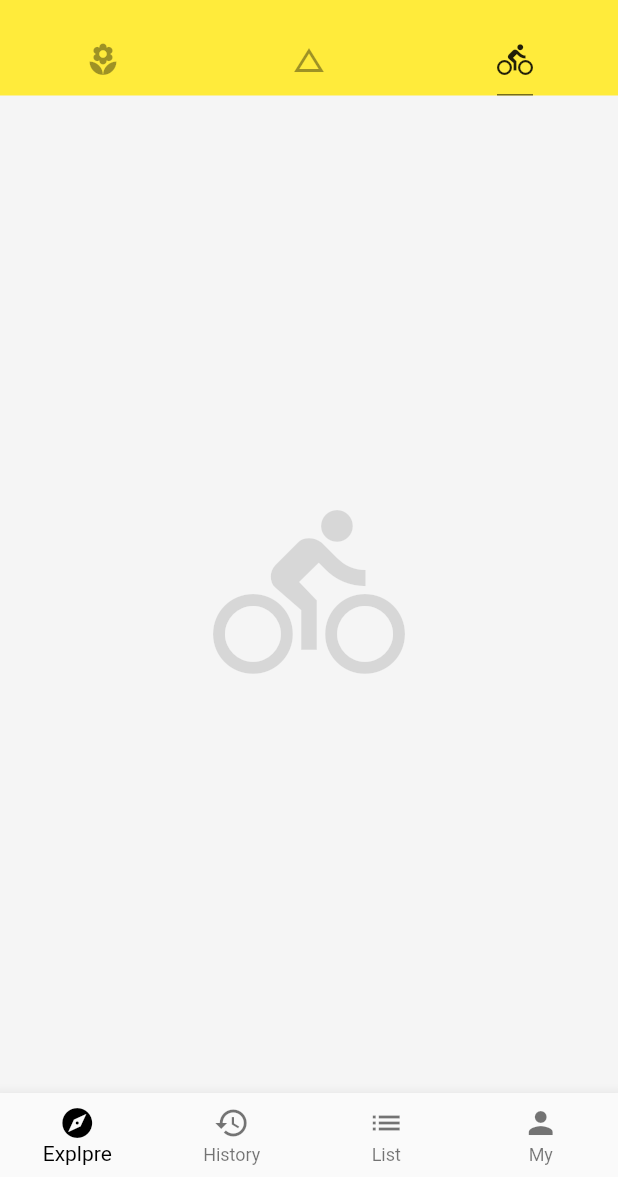
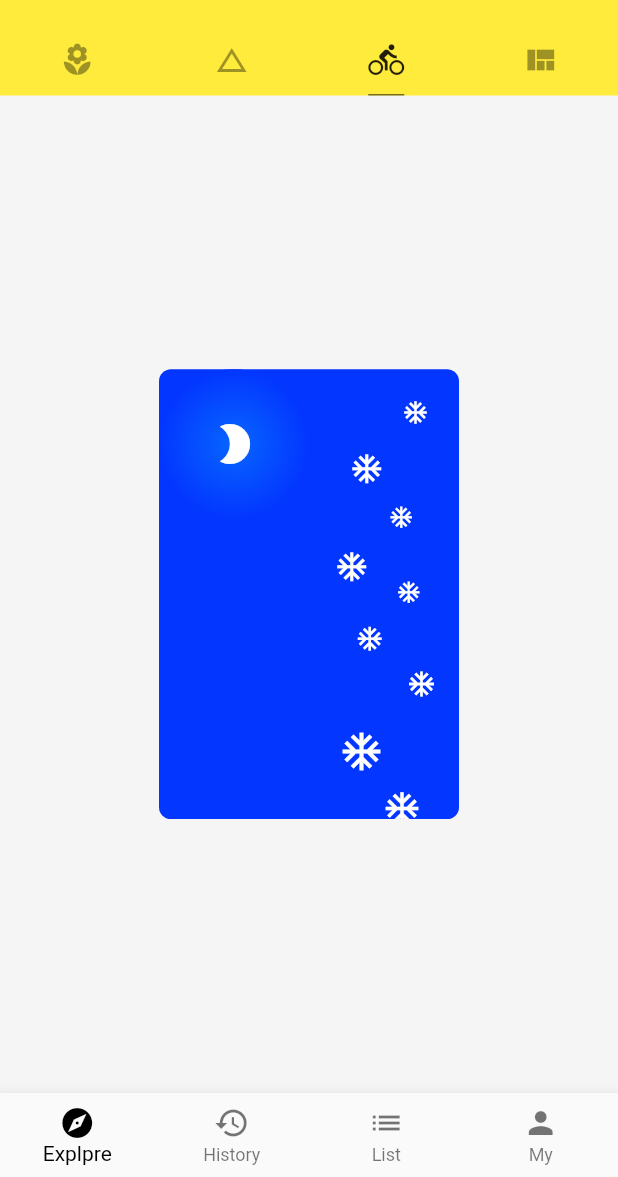
Before and after one commit to TianYu1022/flutterApp, a Flutter app: the screen it shows after launch, tab 3 chosen, on a phone screen of 412 x 824 dp, the part 59-1236 px from its top. Run offline on Flutter 3.47's test engine with Material 2 defaults, Android fonts, the phone set to English and light mode, and no system bars; network calls fail.

Commit message:
【模块】基础控件 【内容】主轴 交叉轴 PageView | GridView | SliverList | SliverGrid

```diff
--- a/lib/demo/basic_demo.dart
+++ b/lib/demo/basic_demo.dart
@@ -1,6 +1,4 @@
 import 'package:flutter/material.dart';
-
-import 'package:flutter/cupertino.dart';
 
 class BasicDemo extends StatelessWidget {
   @override
--- a/lib/demo/drawer_demo.dart
+++ b/lib/demo/drawer_demo.dart
@@ -1,4 +1,3 @@
-import 'package:flutter/cupertino.dart';
 import 'package:flutter/material.dart';
 
 class DrawerDemo extends StatelessWidget {
--- /dev/null
+++ b/lib/demo/layout_demo.dart
@@ -0,0 +1,161 @@
+import 'package:flutter/material.dart';
+
+class LayoutDemo extends StatelessWidget {
+  @override
+  Widget build(BuildContext context) {
+    return StackDemo();
+  }
+}
+
+///可设置最大 最小 宽高的 盒子
+class ConstrainedBoxDemo extends StatelessWidget {
+  @override
+  Widget build(BuildContext context) {
+    return Container(
+      child: Column(
+        mainAxisAlignment: MainAxisAlignment.center,
+        children: <Widget>[
+          ConstrainedBox(
+              constraints: BoxConstraints(
+                  maxHeight: 200.0,
+                  maxWidth: 200.0
+              ),
+              child: Container(
+                color: Color.fromRGBO(3, 54, 255, 1.0),
+              ))
+        ],
+      ),
+    );
+  }
+}
+
+///宽高比
+class AspecyDemo extends StatelessWidget {
+  @override
+  Widget build(BuildContext context) {
+    return Container(
+      child: Column(
+        mainAxisAlignment: MainAxisAlignment.center,
+        children: <Widget>[
+          AspectRatio(
+            aspectRatio: 16.0 / 9.0,
+            child: Container(
+              color: Color.fromRGBO(3, 54, 255, 1.0),
+            ),
+          )
+        ],
+      ),
+    );
+  }
+}
+
+///一摞 witget
+class StackDemo extends StatelessWidget {
+  @override
+  Widget build(BuildContext context) {
+    return Container(
+      child: Column(
+        //spaceAround 均分控件
+        mainAxisAlignment: MainAxisAlignment.center,
+        children: [
+          Stack(
+            alignment: Alignment.topLeft, //对齐方式
+            children: [
+              SizedBox(
+                width: 200.0,
+                height: 300.0,
+                child: Container(
+                  alignment: Alignment(0.0, 0.0),
+                  decoration: BoxDecoration(
+                    color: Color.fromRGBO(3, 54, 255, 1.0),
+                    borderRadius: BorderRadius.circular(8.0),
+                  ),
+                ),
+              ),
+              Positioned(
+                right: 20.0,
+                top: 20.0,
+                child: Icon(Icons.ac_unit, color: Colors.white, size: 18.0),
+              ),
+              Positioned(
+                right: 50.0,
+                top: 55.0,
+                child: Icon(Icons.ac_unit, color: Colors.white, size: 23.0),
+              ),
+              Positioned(
+                right: 30.0,
+                top: 90.0,
+                child: Icon(Icons.ac_unit, color: Colors.white, size: 17.0),
+              ),
+              Positioned(
+                right: 60.0,
+                top: 120.0,
+                child: Icon(Icons.ac_unit, color: Colors.white, size: 23.0),
+              ),
+              Positioned(
+                right: 25.0,
+                top: 140.0,
+                child: Icon(Icons.ac_unit, color: Colors.white, size: 17.0),
+              ),
+              Positioned(
+                right: 50.0,
+                top: 170.0,
+                child: Icon(Icons.ac_unit, color: Colors.white, size: 19.0),
+              ),
+              Positioned(
+                right: 15.0,
+                top: 200.0,
+                child: Icon(Icons.ac_unit, color: Colors.white, size: 20.0),
+              ),
+              Positioned(
+                right: 50.0,
+                top: 240.0,
+                child: Icon(Icons.ac_unit, color: Colors.white, size: 30.0),
+              ),
+              Positioned(
+                right: 25.0,
+                top: 280.0,
+                child: Icon(Icons.ac_unit, color: Colors.white, size: 26.0),
+              ),
+              SizedBox(height: 20.0),
+              SizedBox(
+                width: 100.0,
+                height: 100.0,
+                child: Container(
+                  decoration: BoxDecoration(
+                      color: Color.fromRGBO(3, 54, 255, 1.0),
+                      shape: BoxShape.circle,
+                      gradient: RadialGradient( //镜像渐变
+                          colors: [
+                            Color.fromRGBO(7, 102, 255, 1.0),
+                            Color.fromRGBO(3, 54, 255, 1.0)
+                          ])),
+                  child:
+                  Icon(Icons.brightness_2, color: Colors.white, size: 32.0),
+                ),
+              ),
+            ],
+          )
+        ],
+      ),
+    );
+  }
+}
+
+///自定义 可重复使用的徽章 widget
+class IconBadge extends StatelessWidget {
+  final IconData icon;
+  final double size;
+
+  IconBadge(this.icon, {this.size = 32.0});
+
+  @override
+  Widget build(BuildContext context) {
+    return Container(
+      child: Icon(icon, size: size, color: Colors.white),
+      width: size + 60,
+      height: size + 60,
+      color: Color.fromRGBO(3, 54, 255, 1.0),
+    );
+  }
+}
--- a/lib/main.dart
+++ b/lib/main.dart
@@ -1,9 +1,12 @@
 import 'package:flutter/material.dart';
 import 'package:number1/demo/basic_demo.dart';
 import 'package:number1/demo/botton_navigation_bar_demo.dart';
+import 'package:number1/demo/layout_demo.dart';
 import 'package:number1/demo/listview_demo.dart';
+import 'package:number1/demo/sliver_demo.dart';
 
 import 'demo/drawer_demo.dart';
+import 'demo/view_demo.dart';
 
 void main() => runApp(App());
 
@@ -29,7 +32,7 @@ class Home extends StatelessWidget {
   @override
   Widget build(BuildContext context) {
     return DefaultTabController(
-      length: 3, //标签的数量
+      length: 4, //标签的数量
       child: Scaffold(
         backgroundColor: Colors.grey[100],
         //整个容器背景
@@ -56,9 +59,10 @@ class Home extends StatelessWidget {
             indicatorWeight: 1.0,
             tabs: <Widget>[
               //标签视图
-              const Tab(icon: const Icon(Icons.local_florist)),
-              const Tab(icon: Icon(Icons.change_history)),
-              const Tab(icon: const Icon(Icons.directions_bike))
+              Tab(icon: Icon(Icons.local_florist)),
+              Tab(icon: Icon(Icons.change_history)),
+              Tab(icon: Icon(Icons.directions_bike)),
+              Tab(icon: Icon(Icons.view_quilt))
             ],
           ),
         ),
@@ -66,8 +70,8 @@ class Home extends StatelessWidget {
           children: <Widget>[
             ListViewDemo(),
             BasicDemo(),
-            const Icon(Icons.directions_bike,
-                size: 128.0, color: Colors.black12),
+            LayoutDemo(),
+            SliverDemo(),
           ],
         ),
         drawer: DrawerDemo(),
--- a/pubspec.yaml
+++ b/pubspec.yaml
@@ -87,3 +87,6 @@ flutter:
   #
   # For details regarding fonts from package dependencies,
   # see https://flutter.dev/custom-fonts/#from-packages
+
+  assets:
+    - assets/images/
```
Also changed, not shown: lib/demo/sliver_demo.dart (added, +119 -0 lines), lib/demo/view_demo.dart (added, +175 -0 lines), lib/view/image_build_view.dart (added, +23 -0 lines), assets/images/ic_error.jpg (added), pubspec.lock, 1 other file.
